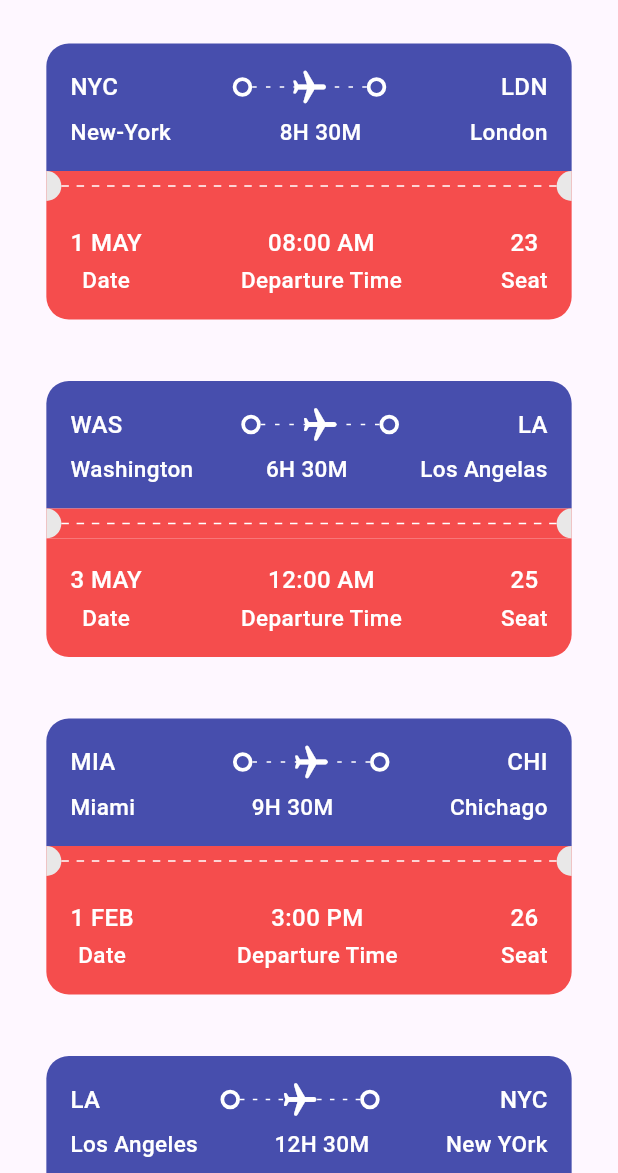
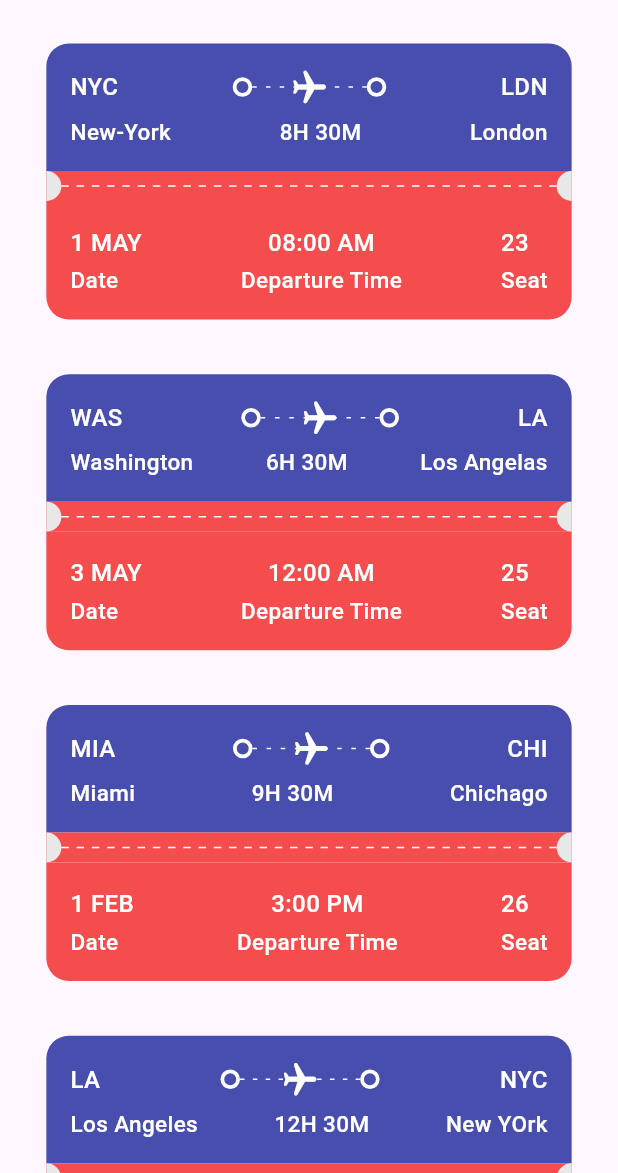
Before and after one commit to Jjphuan/Flutter-ticket_app, a Flutter app: the AllTickets screen opened by its route, on a phone screen of 412 x 824 dp, the part 63-1236 px from its top. Run offline on Flutter 3.47's test engine with Material 3 defaults, Android fonts, the phone set to English and light mode, and no system bars; our stand-ins replace barcode_widget, fluentui_icons; missing offline and left inert: barcode.

Commit message:
update ticket change

```diff
--- a/lib/base/bottom_nav_bar.dart
+++ b/lib/base/bottom_nav_bar.dart
@@ -2,6 +2,7 @@ import 'package:fluentui_icons/fluentui_icons.dart';
 import 'package:flutter/material.dart';
 import 'package:ticket_app/screens/home/home_screen.dart';
 import 'package:ticket_app/screens/search/search_screen.dart';
+import 'package:ticket_app/screens/ticket/ticket_screen.dart';
 
 class ButtomNavBar extends StatefulWidget {
   const ButtomNavBar({super.key});
@@ -14,7 +15,7 @@ class _ButtomNavBarState extends State<ButtomNavBar> {
   final appScreen = [
     const HomeScreen(),
     const SearchScreen(),
-    const Text("Tickets"),
+    const TicketScreen(),
     const Text("Profile"),
   ];
 
--- a/lib/base/widgets/bigdot.dart
+++ b/lib/base/widgets/bigdot.dart
@@ -1,14 +1,16 @@
 import 'package:flutter/material.dart';
 
 class BigDot extends StatelessWidget {
-  const BigDot({super.key});
+  final bool isColor;
+
+  const BigDot({super.key,this.isColor=true});
 
   @override
   Widget build(BuildContext context) {
     return Container(
         padding: const EdgeInsets.all(4),
         decoration: BoxDecoration(
-            border: Border.all(color: Colors.white, width: 2.5),
+            border: Border.all(color: isColor == true ? Colors.white: Colors.black, width: 2.5),
             borderRadius: BorderRadius.circular(20)
         ),
     );
--- a/lib/base/widgets/builerlayout.dart
+++ b/lib/base/widgets/builerlayout.dart
@@ -3,8 +3,9 @@ import 'package:flutter/material.dart';
 class BuilderLayout extends StatelessWidget {
   final int randomDivider;
   final double width;
+  final bool isColor;
 
-  const BuilderLayout({super.key, required this.randomDivider, this.width=3});
+  const BuilderLayout({super.key, required this.randomDivider, this.width=3,this.isColor=true});
 
   @override
   Widget build(BuildContext context) {
@@ -19,7 +20,7 @@ class BuilderLayout extends StatelessWidget {
                   width: width,
                   height: 1,
                   child: DecoratedBox(
-                      decoration: BoxDecoration(color: Colors.white)),
+                      decoration: BoxDecoration(color: isColor == true ? Colors.white: Colors.black,)),
                 )),
       );
     });
--- a/lib/base/widgets/ticket_bigText.dart
+++ b/lib/base/widgets/ticket_bigText.dart
@@ -3,12 +3,16 @@ import 'package:ticket_app/base/res/Style/app_style.dart';
 
 class TicketBigtext extends StatelessWidget {
   final String text;
+  final bool isColor;
 
-  const TicketBigtext({super.key, required this.text});
+  const TicketBigtext({super.key, required this.text,this.isColor=true});
 
   @override
   Widget build(BuildContext context) {
     return Text(text,
-        style: AppStyle.headTextSmall.copyWith(color: Colors.white, fontSize: 16));
+        style: AppStyle.headTextSmall.copyWith(
+          color: isColor == true ? Colors.white: Colors.black,
+           fontSize: 16)
+          );
   }
 }
--- a/lib/base/widgets/ticket_column.dart
+++ b/lib/base/widgets/ticket_column.dart
@@ -6,17 +6,19 @@ class TicketColumn extends StatelessWidget {
   final String toptext;
   final String bottomtext;
   final CrossAxisAlignment crossAxisAlignment;
+  final bool isColors;
 
   const TicketColumn({super.key, required this.toptext,required this.bottomtext,
-                  required this.crossAxisAlignment});
+                  required this.crossAxisAlignment,this.isColors=true});
 
   @override
   Widget build(BuildContext context) {
     return Column(
+      crossAxisAlignment: crossAxisAlignment,
       children: [
-        TicketBigtext(text: toptext,),
+        TicketBigtext(text: toptext,isColor: isColors,),
         const SizedBox(height: 3,),
-        TicketSmalltext(text: bottomtext)
+        TicketSmalltext(text: bottomtext,isColor:isColors)
       ],
     );
   }
--- a/lib/base/widgets/ticket_smallText.dart
+++ b/lib/base/widgets/ticket_smallText.dart
@@ -4,13 +4,17 @@ import 'package:ticket_app/base/res/Style/app_style.dart';
 class TicketSmalltext extends StatelessWidget {
   final String text;
   final TextAlign align;
+  final bool isColor;
 
-  const TicketSmalltext({super.key, required this.text,this.align=TextAlign.start});
+  const TicketSmalltext(
+      {super.key, required this.text, this.align = TextAlign.start,this.isColor=true});
 
   @override
   Widget build(BuildContext context) {
     return Text(text,
-    textAlign: align,
-        style: AppStyle.headTextSmaller.copyWith(color: Colors.white,));
+        textAlign: align,
+        style: AppStyle.headTextSmaller.copyWith(
+          color: isColor == true ? Colors.white:Colors.black,
+        ));
   }
 }
--- a/lib/base/widgets/ticket_view.dart
+++ b/lib/base/widgets/ticket_view.dart
@@ -9,7 +9,8 @@ import 'package:ticket_app/base/widgets/ticket_column.dart';
 class TicketView extends StatelessWidget {
   final Map<String, dynamic> ticket;
   final bool fullTicket;
-  const TicketView({super.key, required this.ticket, this.fullTicket=false});
+  final bool isColors;
+  const TicketView({super.key, required this.ticket, this.fullTicket = false, this.isColors=true});
 
   @override
   Widget build(BuildContext context) {
@@ -17,9 +18,9 @@ class TicketView extends StatelessWidget {
 
     return SizedBox(
       width: size.width * 0.85,
-      height: 190,
+      height: 185.5,
       child: Container(
-        margin: EdgeInsets.only(right: fullTicket==false? 16:0),
+        margin: EdgeInsets.only(right: fullTicket == false ? 16 : 0),
         child: Column(
           children: [
             Container(
@@ -28,36 +29,36 @@ class TicketView extends StatelessWidget {
                 borderRadius: const BorderRadius.only(
                     topLeft: Radius.circular(15),
                     topRight: Radius.circular(15)),
-                color: AppStyle.ticketBlue,
+                color: isColors == true ? AppStyle.ticketBlue : Colors.white,
               ),
               child: Column(
                 children: [
                   Row(
                     children: [
-                      TicketBigtext(text: ticket['from']['code']),
+                      TicketBigtext(text: ticket['from']['code'],isColor: isColors,),
                       Expanded(child: Container()),
-                      const BigDot(),
+                      BigDot(isColor: isColors,),
                       Expanded(
                         child: Stack(
                           children: [
-                          const SizedBox(
+                            SizedBox(
                                 height: 26,
-                              child: BuilderLayout(randomDivider: 8)),
+                                child: BuilderLayout(randomDivider: 8,isColor:isColors)),
                             Center(
                               child: Transform.rotate(
                                 angle: 1.57,
-                              child: const Icon(
+                                child: Icon(
                                   Icons.local_airport_rounded,
-                                color: Colors.white,
+                                  color: isColors == true ? Colors.white:Colors.black,
                                   size: 26,
                                 ),
                               ),
                             )
                           ],
                       )),
-                      const BigDot(),
+                      BigDot(isColor: isColors,),
                       Expanded(child: Container()),
-                      TicketBigtext(text: ticket['to']['code'])
+                      TicketBigtext(text: ticket['to']['code'],isColor: isColors,)
                     ],
                   ),
                   const SizedBox(height: 6),
@@ -65,46 +66,47 @@ class TicketView extends StatelessWidget {
                     children: [
                       Text(ticket['from']['name'],
                           style: AppStyle.headTextSmaller
-                              .copyWith(color: Colors.white)),
+                              .copyWith(color: isColors == true ? Colors.white:Colors.black)),
                       Expanded(child: Container()),
                       Text(ticket['flying_time'],
                           style: AppStyle.headTextSmaller
-                              .copyWith(color: Colors.white)),
+                              .copyWith(color: isColors == true ? Colors.white:Colors.black)),
                       Expanded(child: Container()),
                       Text(ticket['to']['name'],
                           style: AppStyle.headTextSmaller
-                              .copyWith(color: Colors.white))
+                              .copyWith(color: isColors == true ? Colors.white:Colors.black))
                     ],
                   )
                 ],
               ),
             ),
             Container(
-              color: AppStyle.ticketRed,
-              child: const Row(
+              color: isColors == true ? AppStyle.ticketRed : Colors.white,
+              child: Row(
                 children: [
-                  BigCircle(
+                  const BigCircle(
                     isRight: false,
                   ),
                   Expanded(
                     child: BuilderLayout(
                       randomDivider: 10,
                       width: 5,
+                      isColor: isColors,
                     ),
                   ),
-                  BigCircle(
+                  const BigCircle(
                     isRight: true,
                   )
                 ],
               ),
             ),
             Container(
-              padding: const EdgeInsets.all(16),
+              padding: EdgeInsets.all(16),
               decoration: BoxDecoration(
-                borderRadius: const BorderRadius.only(
-                    bottomLeft: Radius.circular(15),
-                    bottomRight: Radius.circular(15)),
-                color: AppStyle.ticketRed,
+                borderRadius: BorderRadius.only(
+                    bottomLeft: isColors == true ? Radius.circular(15) : Radius.circular(0),
+                    bottomRight: isColors == true ? Radius.circular(15) : Radius.circular(0)),
+                color: isColors == true ? AppStyle.ticketRed : Colors.white,
               ),
               child: Row(
                 mainAxisAlignment: MainAxisAlignment.spaceBetween,
@@ -112,15 +114,20 @@ class TicketView extends StatelessWidget {
                   TicketColumn(
                       toptext: ticket['date'],
                       bottomtext: "Date",
-                      crossAxisAlignment: CrossAxisAlignment.start),
+                      crossAxisAlignment: CrossAxisAlignment.start,
+                      isColors: isColors,),
                   TicketColumn(
                       toptext: ticket['departure_time'],
                       bottomtext: "Departure Time",
-                      crossAxisAlignment: CrossAxisAlignment.center),
+                      crossAxisAlignment: CrossAxisAlignment.center,
+                      isColors: isColors,
+                      ),
                   TicketColumn(
                       toptext: ticket['seat'].toString(),
                       bottomtext: "Seat",
-                      crossAxisAlignment: CrossAxisAlignment.start),
+                      crossAxisAlignment: CrossAxisAlignment.start,
+                      isColors: isColors,
+                      ),
                 ],
               ),
             ),
--- a/lib/main.dart
+++ b/lib/main.dart
@@ -1,6 +1,7 @@
 import 'package:flutter/material.dart';
 import 'package:ticket_app/base/bottom_nav_bar.dart';
 import 'package:ticket_app/screens/home/all_ticket.dart';
+import 'package:ticket_app/screens/ticket/ticket_screen.dart';
 
 void main() {
   runApp(const MyApp());
@@ -16,6 +17,7 @@ class MyApp extends StatelessWidget {
       routes: {
         '/': (context) => const ButtomNavBar(),
         'all_tickets': (context)=>const AllTickets(),
+        'ticket_screen': (context)=>const TicketScreen(),
       }
     );
   }
--- a/lib/screens/home/all_ticket.dart
+++ b/lib/screens/home/all_ticket.dart
@@ -14,14 +14,30 @@ class AllTickets extends StatelessWidget {
       body: ListView(
         children: [
           SingleChildScrollView(
-            scrollDirection: Axis.vertical,
-            child: Column(
-              children: ticketList.map((singleTicket)=> Container(
-                margin: const EdgeInsets.only(bottom: 20,top: 15),
-                child: TicketView(ticket: singleTicket, fullTicket: true,)
-              )).toList()
-            )
-          )
+              scrollDirection: Axis.vertical,
+              child: Column(
+                  children: ticketList
+                      .map((singleTicket) => GestureDetector(
+                            onTap: () {
+                              var index = ticketList.indexOf(singleTicket);
+
+                              print(index);
+                              Navigator.pushNamed(
+                                context,
+                                "ticket_screen",
+                                arguments: {
+                                  'index':index
+                                });
+                            },
+                            child: Container(
+                                margin:
+                                    const EdgeInsets.only(bottom: 20, top: 15),
+                                child: TicketView(
+                                  ticket: singleTicket,
+                                  fullTicket: true,
+                                )),
+                          ))
+                      .toList()))
         ],
       ),
     );
--- a/lib/screens/search/search_screen.dart
+++ b/lib/screens/search/search_screen.dart
@@ -24,7 +24,7 @@ class SearchScreen extends StatelessWidget {
             style: AppStyle.headTextBig.copyWith(fontSize: 35),
           ),
           const SizedBox(height: 15,),
-          const SearchTab(),
+          const SearchTab(firstText: "Airline Tickets",secondText: "Hotel",),
           const SizedBox(height: 15),
           SearchField(text: "Departure",icon: Icon(Icons.flight_takeoff_outlined,color: AppStyle.iconColor)),
           const SizedBox(height:10),
--- a/lib/screens/ticket/ticket_view.dart
+++ /dev/null
@@ -1,10 +0,0 @@
-import 'package:flutter/material.dart';
-
-class TicketView extends StatelessWidget {
-  const TicketView({super.key});
-
-  @override
-  Widget build(BuildContext context) {
-    return const Placeholder();
-  }
-}
--- a/pubspec.yaml
+++ b/pubspec.yaml
@@ -36,6 +36,8 @@ dependencies:
   # Use with the CupertinoIcons class for iOS style icons.
   cupertino_icons: ^1.0.8
   fluentui_icons: ^1.0.0
+  barcode: ^2.2.8
+  barcode_widget: ^2.0.4
 
 dev_dependencies:
   flutter_test:
```
Also changed, not shown: lib/screens/search/widgets/search_tab.dart (+7 -5 lines), lib/screens/ticket/ticket_screen.dart (added, +160 -0 lines), pubspec.lock. Lines whose indentation alone changed are shown as unchanged.
